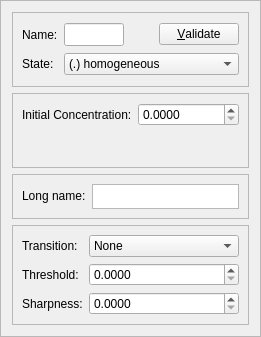
The window that src/gui/cpdwindow.ui (stevenvergenz/chemecher) describes before a commit, drawn with Qt 5.
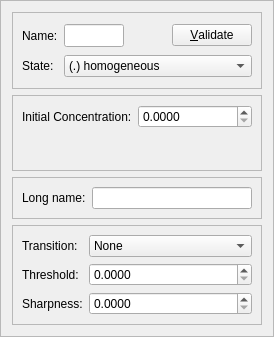
The same window after the commit.

Commit message: Switched TextEdit for longname to LineEdit, fixed size issue.

What changed in the file:
```diff
--- a/src/gui/cpdwindow.ui
+++ b/src/gui/cpdwindow.ui
@@ -9,7 +9,7 @@
    <rect>
     <x>0</x>
     <y>0</y>
-    <width>261</width>
+    <width>274</width>
     <height>337</height>
    </rect>
   </property>
@@ -27,8 +27,8 @@
   </property>
   <property name="maximumSize">
    <size>
-    <width>261</width>
-    <height>337</height>
+    <width>274</width>
+    <height>339</height>
    </size>
   </property>
   <property name="windowTitle">
@@ -212,39 +212,7 @@
        </widget>
       </item>
       <item row="0" column="1">
-       <widget class="QTextEdit" name="txtLongName">
-        <property name="sizePolicy">
-         <sizepolicy hsizetype="Preferred" vsizetype="Fixed">
-          <horstretch>0</horstretch>
-          <verstretch>0</verstretch>
-         </sizepolicy>
-        </property>
-        <property name="maximumSize">
-         <size>
-          <width>16777215</width>
-          <height>25</height>
-         </size>
-        </property>
-        <property name="baseSize">
-         <size>
-          <width>0</width>
-          <height>0</height>
-         </size>
-        </property>
-        <property name="verticalScrollBarPolicy">
-         <enum>Qt::ScrollBarAlwaysOff</enum>
-        </property>
-        <property name="horizontalScrollBarPolicy">
-         <enum>Qt::ScrollBarAlwaysOff</enum>
-        </property>
-        <property name="html">
-         <string>&lt;!DOCTYPE HTML PUBLIC &quot;-//W3C//DTD HTML 4.0//EN&quot; &quot;http://www.w3.org/TR/REC-html40/strict.dtd&quot;&gt;
-&lt;html&gt;&lt;head&gt;&lt;meta name=&quot;qrichtext&quot; content=&quot;1&quot; /&gt;&lt;style type=&quot;text/css&quot;&gt;
-p, li { white-space: pre-wrap; }
-&lt;/style&gt;&lt;/head&gt;&lt;body style=&quot; font-family:'Sans'; font-size:10pt; font-weight:400; font-style:normal;&quot;&gt;
-&lt;p align=&quot;center&quot; style=&quot;-qt-paragraph-type:empty; margin-top:0px; margin-bottom:0px; margin-left:0px; margin-right:0px; -qt-block-indent:0; text-indent:0px;&quot;&gt;&lt;/p&gt;&lt;/body&gt;&lt;/html&gt;</string>
-        </property>
-       </widget>
+       <widget class="QLineEdit" name="txtLongName"/>
       </item>
      </layout>
     </widget>
```
Left out of the diff: 1 changed line with no effect on the pictures. The commit also changes 5 other files.
